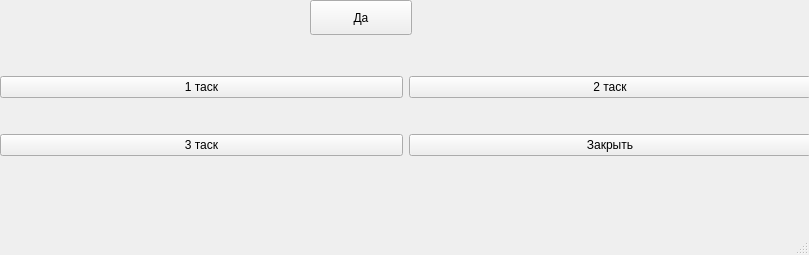
First picture: the form in Interface/mainwindow.ui, repository Doveri/komsomols_work, before the edit.
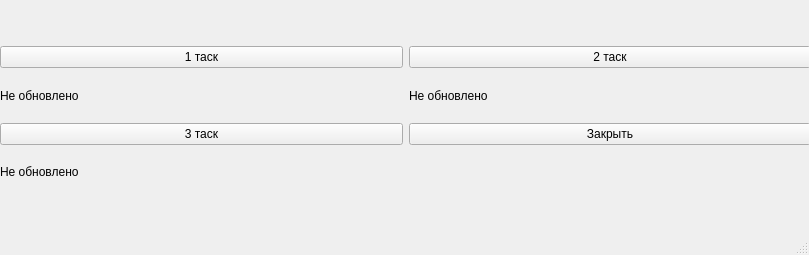
Second picture: the form after the edit.

The edit to the form file:
```diff
--- a/Interface/mainwindow.ui
+++ b/Interface/mainwindow.ui
@@ -20,10 +20,31 @@
       <x>0</x>
       <y>46</y>
       <width>811</width>
-      <height>141</height>
+      <height>147</height>
      </rect>
     </property>
     <layout class="QGridLayout" name="gridLayout">
+     <item row="0" column="1">
+      <widget class="QPushButton" name="SecondTask">
+       <property name="text">
+        <string>2 таск</string>
+       </property>
+      </widget>
+     </item>
+     <item row="4" column="0">
+      <widget class="QPushButton" name="ThirdTask">
+       <property name="text">
+        <string>3 таск</string>
+       </property>
+      </widget>
+     </item>
+     <item row="1" column="0">
+      <widget class="QLabel" name="label">
+       <property name="text">
+        <string>Не обновлено</string>
+       </property>
+      </widget>
+     </item>
      <item row="0" column="0">
       <widget class="QPushButton" name="FirstTask">
        <property name="text">
@@ -31,42 +52,29 @@
        </property>
       </widget>
      </item>
-     <item row="1" column="0">
-      <widget class="QPushButton" name="ThirdTask">
-       <property name="text">
-        <string>3 таск</string>
-       </property>
-      </widget>
-     </item>
-     <item row="1" column="1">
+     <item row="4" column="1">
       <widget class="QPushButton" name="OutBut">
        <property name="text">
         <string>Закрыть</string>
        </property>
       </widget>
      </item>
-     <item row="0" column="1">
-      <widget class="QPushButton" name="SecondTask">
+     <item row="5" column="0">
+      <widget class="QLabel" name="label_3">
        <property name="text">
-        <string>2 таск</string>
+        <string>Не обновлено</string>
+       </property>
+      </widget>
+     </item>
+     <item row="1" column="1">
+      <widget class="QLabel" name="label_2">
+       <property name="text">
+        <string>Не обновлено</string>
        </property>
       </widget>
      </item>
     </layout>
    </widget>
-   <widget class="QPushButton" name="pushButton">
-    <property name="geometry">
-     <rect>
-      <x>310</x>
-      <y>0</y>
-      <width>102</width>
-      <height>35</height>
-     </rect>
-    </property>
-    <property name="text">
-     <string>Да</string>
-    </property>
-   </widget>
   </widget>
   <widget class="QMenuBar" name="menubar">
    <property name="geometry">
```
